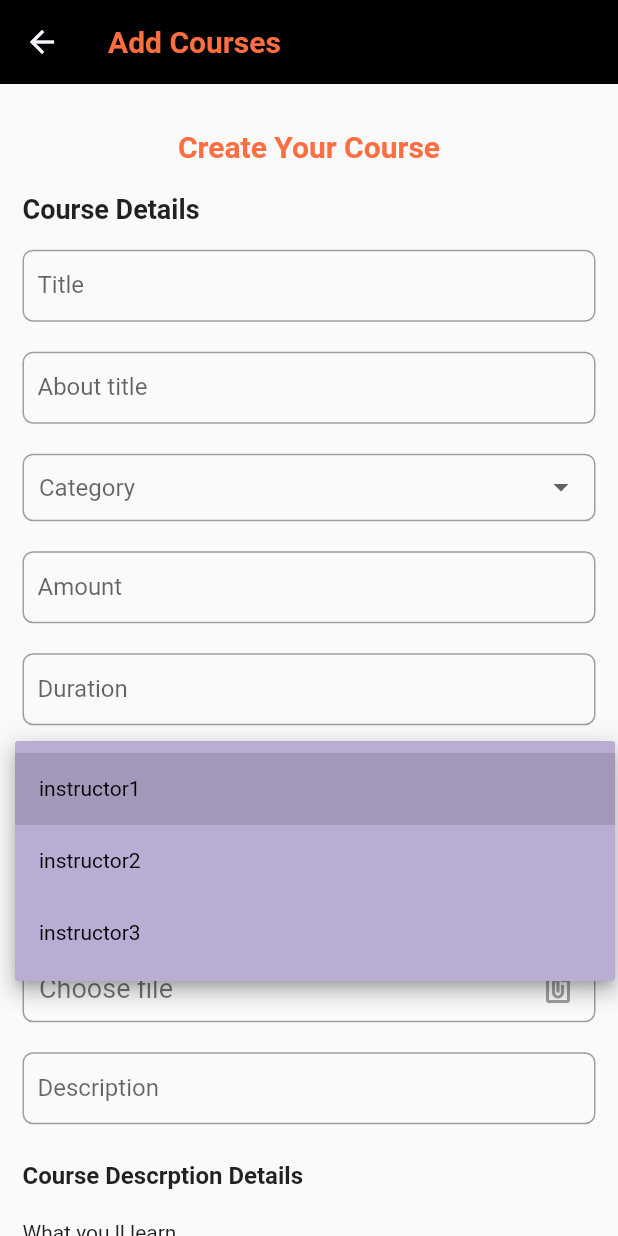
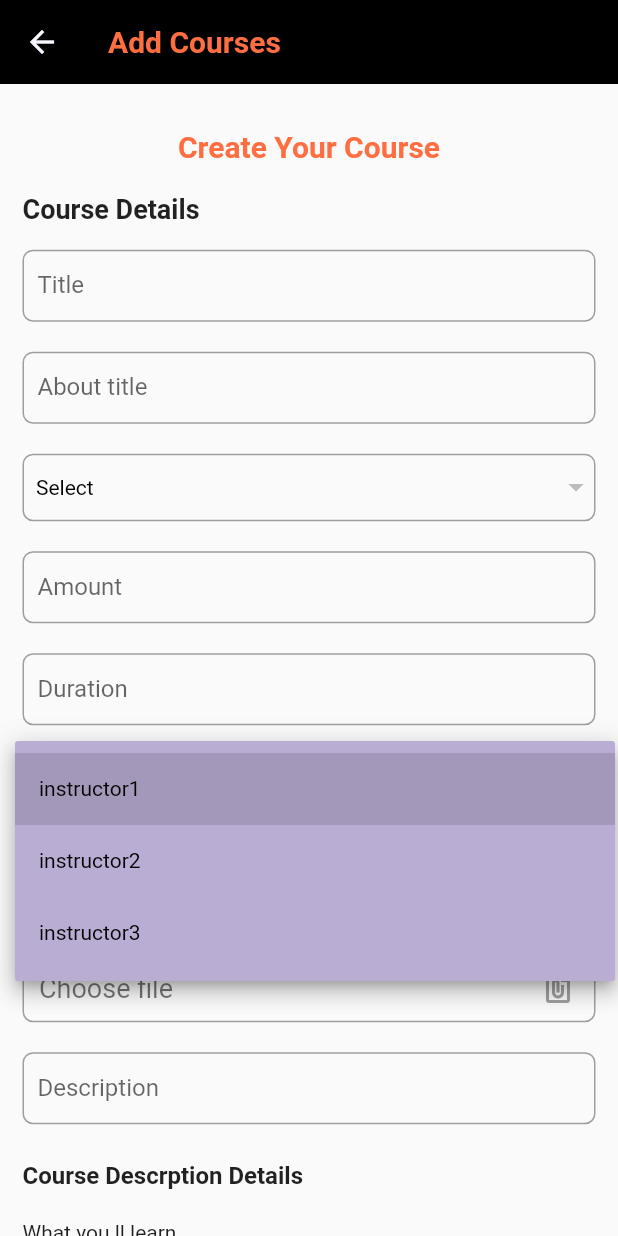
Before and after one commit to cocoalabspvtltd/edupro_, a Flutter app: the AddCourseScreen screen opened directly, after a tap on "Instructor", on a phone screen of 412 x 824 dp. Run offline on Flutter 3.47's test engine with Material 2 defaults, Android fonts, the phone set to English and light mode, and no system bars; our stand-ins replace another_flushbar, bottom_navy_bar, cached_network_image, carousel_slider, contained_tab_bar_view, dartz and 17 more; missing offline and left inert: connection_notifier, flutter_web_browser, razorpay_flutter; accounts and stored records are empty; network calls fail.

Commit message:
Add course and profile

```diff
--- a/lib/infrastructure/local_data_source/user.dart
+++ b/lib/infrastructure/local_data_source/user.dart
@@ -11,9 +11,7 @@ class UserDetailsLocal {
   static String type ='';
   static String userAddress = '';
   static String userImageUrl = '';
-  static String InstructorName ='';
-  static String InstructId = '';
-  static String InstructEmail = '';
+
   static ValueNotifier userImageUrlValueNotifier = ValueNotifier("");
 
   static void set(
@@ -26,9 +24,7 @@ class UserDetailsLocal {
       String type,
       String address,
       String imageUrl,
-      String InstrucName,
-      String InstructId,
-      String InstructEmail,
+
       ) {
     apiToken = token;
     userId = id;
--- a/lib/infrastructure/remote_data/repositories/profile/profile_repository.dart
+++ b/lib/infrastructure/remote_data/repositories/profile/profile_repository.dart
@@ -19,6 +19,7 @@ class ProfileRepository implements IProfileRepository {
   @override
   Future<Either<NetworkFailure, MyProfileResponse>> editMyProfile(
       Map body) async {
+    log("body->${body}");
     try {
       Response response = await apiClient!
           .getJsonInstance()
@@ -48,7 +49,7 @@ class ProfileRepository implements IProfileRepository {
     try {
       Response response = await apiClient!
           .getJsonInstance()
-          .post(Api.getMyProfile, data: {"user_id": userId});
+          .get(Api.getMyProfile, queryParameters: {"user_id": userId});
 
       return right(MyProfileResponse.fromJson(response.data));
     } on DioError catch (e) {
--- a/lib/presentation/ui/auth/log_in/widgets/login_form.dart
+++ b/lib/presentation/ui/auth/log_in/widgets/login_form.dart
@@ -92,8 +92,10 @@ class _LogInFormState extends State<LogInForm> {
 
                       if (r.user?.paymentStatus == 'true') {
                         Get.offAll(() => const MembershipCheckScreen());
+                        return;
                       } else if  (r.user?.paymentStatus == 'false') {
                         Get.offAll(() => const MembershipCheckScreen());
+                        return;
                         // String paymentType = 'REGISTRATION';
                         // context.read<PaymentBloc>().add(
                         //       PaymentEvent.startPayment(
--- a/lib/presentation/ui/instructor/instructor_add_course/add_course_screen.dart
+++ b/lib/presentation/ui/instructor/instructor_add_course/add_course_screen.dart
@@ -3,6 +3,7 @@ import 'package:flutter/material.dart';
 import 'package:get/get.dart';
 import 'package:image_picker/image_picker.dart';
 import 'package:pgs_edupro/domain/core/constants.dart';
+import 'package:pgs_edupro/presentation/ui/instructor/instructor_add_course/test.dart';
 
 
 class AddCourseScreen extends StatefulWidget {
@@ -14,6 +15,7 @@ class AddCourseScreen extends StatefulWidget {
 
 class _AddCourseScreenState extends State<AddCourseScreen> {
   final formKey = GlobalKey<FormState>();
+
   String? dropdownvalue;
   var category=[
    "Education","Food","sales"
@@ -121,29 +123,7 @@ class _AddCourseScreenState extends State<AddCourseScreen> {
                               borderRadius: BorderRadius.all(
                                   Radius.circular(7.0)),
                             ),
-                            child: DropdownButtonHideUnderline(
-                              child: Padding(
-                                padding: const EdgeInsets.only(left: 10, right: 10),
-                                child: DropdownButton(
-                                  value: dropdownvalue,
-                                   hint: Text("Category"),
-                                  items: category.map((String items) {
-                                    return DropdownMenuItem(
-                                        value: items,
-                                        child: Text(
-                                          items,
-                                          style: TextStyle(color:Colors.black, fontSize: 14),
-                                        ));
-                                  }).toList(),
-                                  onChanged: (String? newValue) {
-                                    setState(() {
-                                      dropdownvalue = newValue!;
-                                      print("value->..>>..>>>>>${dropdownvalue}");
-                                    });
-                                  },
-                                ),
-                              ),
-                            ),
+                            child: DesignationDropdown()
                           ),
                             const SizedBox(height: 20),
                             TextFormField(
--- /dev/null
+++ b/lib/presentation/ui/instructor/instructor_add_course/test.dart
@@ -0,0 +1,85 @@
+import 'dart:convert';
+import 'package:flutter/cupertino.dart';
+import 'package:flutter/material.dart';
+import 'package:http/http.dart' as http;
+
+import 'package:pgs_edupro/infrastructure/local_data_source/user.dart';
+
+
+
+
+String designatioids = "";
+class DesignationDropdown extends StatefulWidget {
+  const DesignationDropdown({Key? key}) : super(key: key);
+
+  @override
+  _DesignationDropdownState createState() => _DesignationDropdownState();
+}
+
+class _DesignationDropdownState extends State<DesignationDropdown> {
+  Map categoryItemlist ={};
+  List Cate =[];
+
+  Future getAllCategory() async {
+
+
+    http.Response response = await http.get(Uri.parse('https://pgsedu.com/EduPro/index.php/api/category'), headers: <String, String>{
+      'Accept': "appilication/json",
+      'Authorization': 'Bearer ${UserDetailsLocal.apiToken}',
+
+    },);
+    print("response->${response.body}");
+    var jsonData = json.decode(response.body);
+    categoryItemlist = jsonData;
+    Cate = categoryItemlist["list"];
+    print("categoryItemlist->${Cate}");
+    // if (response.statusCode == 200) {
+    //   var jsonData = json.decode(response.body);
+    //   setState(() {
+    //     categoryItemlist = jsonData;
+    //     print("categoryItemlist->${categoryItemlist[0]["id"]}");
+    //   });
+    // }
+  }
+
+  @override
+  void initState() {
+    super.initState();
+    getAllCategory();
+  }
+
+  var dropdownvalue;
+
+  @override
+  Widget build(BuildContext context) {
+    return DropdownButtonHideUnderline(
+      child: DropdownButton(
+        hint: Padding(
+          padding: const EdgeInsets.only(left: 8.0),
+          child: Text('Select',style: TextStyle(fontSize: 14,color: Colors.black),),
+        ),
+        items: Cate.map((item) {
+          // int id = Cate["id"];
+         //  print("id->>>>>${id}");
+          return DropdownMenuItem(
+            onTap: (){setState((){
+              int id = item["id"];
+              designatioids = id.toString();
+              print("designatioids->>>>>>${designatioids}");
+            });},
+            value: item['id'].toString(),
+
+            child: Text(item['name'].toString()),
+          );
+        }).toList(),
+        onChanged: (newVal) {
+          setState(() {
+            dropdownvalue = newVal;
+
+          });
+        },
+        value: dropdownvalue,
+      ),
+    );
+  }
+}
--- a/lib/presentation/ui/instructor/instructor_profile/instructor_profile_screen.dart
+++ b/lib/presentation/ui/instructor/instructor_profile/instructor_profile_screen.dart
@@ -5,6 +5,7 @@ import 'package:pgs_edupro/infrastructure/local_data_source/user.dart';
 import 'package:pgs_edupro/presentation/ui/instructor/instructor_profile/widgets/instructor_display_picture.dart';
 import 'package:pgs_edupro/presentation/ui/instructor/instructor_profile/widgets/instructor_profile_form.dart';
 import 'package:flutter/material.dart';
+import 'package:pgs_edupro/presentation/ui/profile/widgets/display_picture.dart';
 
 class InstructorProfileScreen extends StatelessWidget {
   const InstructorProfileScreen({super.key});
@@ -26,7 +27,7 @@ class InstructorProfileScreen extends StatelessWidget {
                       color: Colors.black,
                       child: const Padding(
                         padding: EdgeInsets.all(15.0),
-                        child: InstructorDisplayPicture(),
+                        child: DisplayPicture(),
                       )),
                   const InstructorProfileForm(),
                 ],
```
Also changed, not shown: lib/infrastructure/local_data_source/shared_prefs.dart (+7 -17 lines), lib/infrastructure/remote_data/models/auth/user_login_response.dart (+5 -5 lines), lib/infrastructure/remote_data/repositories/auth/server_auth_facade.dart (+11 -19 lines), lib/infrastructure/remote_data/repositories/course/course_repository.dart (+5 -3 lines). Lines whose indentation alone changed are shown as unchanged.
